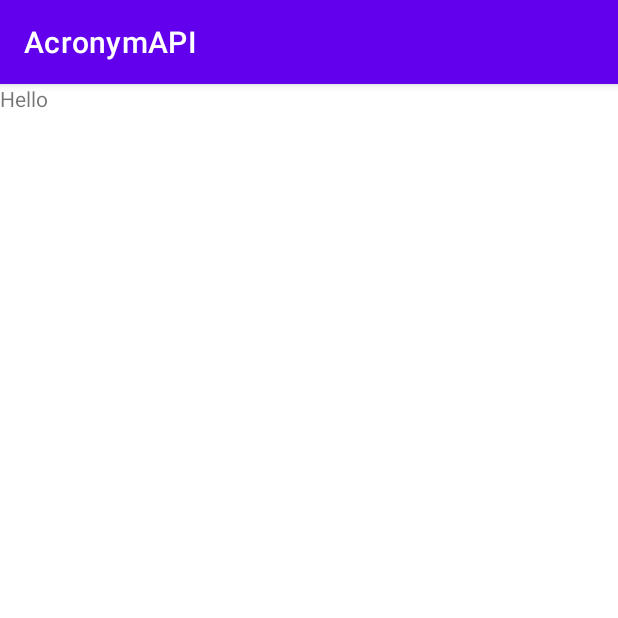
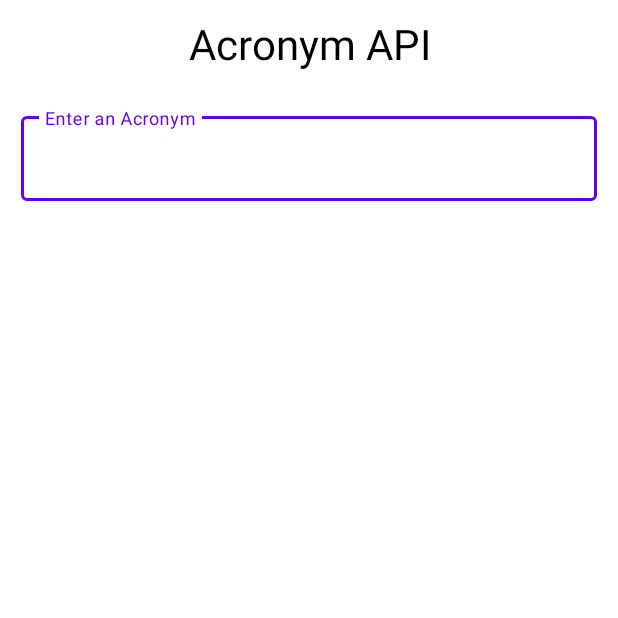
Before and after one commit to jjhuert99/AcronymAPI, an Android app: the screen it shows after launch (MainActivity), on a phone screen of 412 x 824 dp, the top half of it. Run offline under Robolectric (Android 15) with nearby library versions, the phone set to English and light mode, and no system bars; our stand-ins replace Dagger/Hilt's generated code, data binding; 1 statement that could not run was skipped.

Commit message:
initial ui setup for home fragment includes: Edit Text for user too enter acronym, a recyclerview that will be populated with results and a textview for the fragment title

```diff
--- a/app/src/main/java/com/example/acronymapi/ui/home/HomeFragment.kt
+++ b/app/src/main/java/com/example/acronymapi/ui/home/HomeFragment.kt
@@ -1,32 +1,27 @@
 package com.example.acronymapi.ui.home
 
-import androidx.lifecycle.ViewModelProvider
 import android.os.Bundle
-import androidx.fragment.app.Fragment
 import android.view.LayoutInflater
 import android.view.View
 import android.view.ViewGroup
-import com.example.acronymapi.R
+import androidx.fragment.app.Fragment
+import androidx.fragment.app.viewModels
+import com.example.acronymapi.databinding.HomeFragmentBinding
+import dagger.hilt.android.AndroidEntryPoint
 
+@AndroidEntryPoint
 class HomeFragment : Fragment() {
 
-    companion object {
-        fun newInstance() = HomeFragment()
-    }
-
-    private lateinit var viewModel: HomeViewModel
+    val viewModel: HomeViewModel by viewModels()
 
     override fun onCreateView(
         inflater: LayoutInflater, container: ViewGroup?,
         savedInstanceState: Bundle?
     ): View? {
-        return inflater.inflate(R.layout.home_fragment, container, false)
+        val binding = HomeFragmentBinding.inflate(inflater)
+        binding.lifecycleOwner = this
+        binding.viewModel = viewModel
+
+        return binding.root
     }
-
-    override fun onActivityCreated(savedInstanceState: Bundle?) {
-        super.onActivityCreated(savedInstanceState)
-        viewModel = ViewModelProvider(this).get(HomeViewModel::class.java)
-        // TODO: Use the ViewModel
-    }
-
 }
--- a/app/src/main/res/layout/home_fragment.xml
+++ b/app/src/main/res/layout/home_fragment.xml
@@ -1,13 +1,50 @@
 <?xml version="1.0" encoding="utf-8"?>
-<FrameLayout xmlns:android="http://schemas.android.com/apk/res/android"
-    xmlns:tools="http://schemas.android.com/tools"
-    android:layout_width="match_parent"
-    android:layout_height="match_parent"
-    tools:context=".ui.home.HomeFragment">
+<layout xmlns:android="http://schemas.android.com/apk/res/android"
+    xmlns:app="http://schemas.android.com/apk/res-auto"
+    xmlns:tools="http://schemas.android.com/tools">
 
-    <TextView
+    <data>
+        <variable
+            name="viewModel"
+            type="com.example.acronymapi.ui.home.HomeViewModel" />
+    </data>
+
+    <LinearLayout
         android:layout_width="match_parent"
         android:layout_height="match_parent"
-        android:text="Hello" />
+        android:orientation="vertical"
+        tools:context=".ui.home.HomeFragment">
 
-</FrameLayout>
+        <TextView
+            android:id="@+id/home_title"
+            android:layout_width="match_parent"
+            android:layout_height="wrap_content"
+            android:text="Acronym API"
+            style="@style/fragment_title" />
+
+        <com.google.android.material.textfield.TextInputLayout
+            android:id="@+id/textField"
+            style="@style/Widget.MaterialComponents.TextInputLayout.OutlinedBox"
+            android:layout_width="match_parent"
+            android:layout_height="wrap_content"
+            android:hint="@string/enter_an_acronym"
+            android:padding="14dp">
+
+            <com.google.android.material.textfield.TextInputEditText
+                android:id="@+id/editTextField"
+                android:layout_width="match_parent"
+                android:layout_height="wrap_content"
+                android:text="@={viewModel.VARIABLE_GOES_HERE}" />
+        </com.google.android.material.textfield.TextInputLayout>
+
+        <androidx.recyclerview.widget.RecyclerView
+            android:id="@+id/acronym_list"
+            android:layout_width="match_parent"
+            android:layout_height="wrap_content"
+            android:layout_marginTop="12dp"
+            android:paddingHorizontal="8dp"
+            app:layoutManager="androidx.recyclerview.widget.GridLayoutManager"
+            app:spanCount="1" />
+
+    </LinearLayout>
+</layout>
--- a/app/src/main/res/values-night/themes.xml
+++ b/app/src/main/res/values-night/themes.xml
@@ -1,6 +1,6 @@
 <resources xmlns:tools="http://schemas.android.com/tools">
     <!-- Base application theme. -->
-    <style name="Theme.AcronymAPI" parent="Theme.MaterialComponents.DayNight.DarkActionBar">
+    <style name="Theme.AcronymAPI" parent="Theme.MaterialComponents.DayNight.NoActionBar">
         <!-- Primary brand color. -->
         <item name="colorPrimary">@color/purple_200</item>
         <item name="colorPrimaryVariant">@color/purple_700</item>
--- a/app/src/main/res/values/strings.xml
+++ b/app/src/main/res/values/strings.xml
@@ -1,3 +1,4 @@
 <resources>
     <string name="app_name">AcronymAPI</string>
+    <string name="enter_an_acronym">Enter an Acronym</string>
 </resources>
--- /dev/null
+++ b/app/src/main/res/values/styles.xml
@@ -0,0 +1,10 @@
+<?xml version="1.0" encoding="utf-8"?>
+<resources>
+
+    <style name="fragment_title">
+        <item name="android:gravity">center</item>
+        <item name="android:textSize">28sp</item>
+        <item name="android:textColor">@color/black</item>
+        <item name="android:paddingVertical">10dp</item>
+    </style>
+</resources>
--- a/app/src/main/res/values/themes.xml
+++ b/app/src/main/res/values/themes.xml
@@ -1,6 +1,6 @@
 <resources xmlns:tools="http://schemas.android.com/tools">
     <!-- Base application theme. -->
-    <style name="Theme.AcronymAPI" parent="Theme.MaterialComponents.DayNight.DarkActionBar">
+    <style name="Theme.AcronymAPI" parent="Theme.MaterialComponents.DayNight.NoActionBar">
         <!-- Primary brand color. -->
         <item name="colorPrimary">@color/purple_500</item>
         <item name="colorPrimaryVariant">@color/purple_700</item>
```
